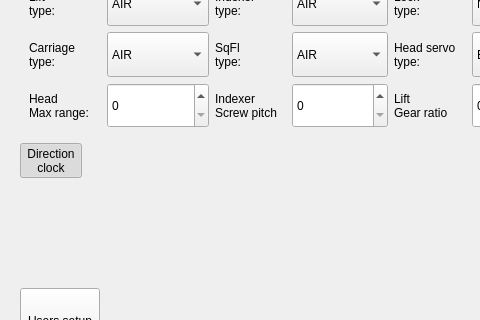
First picture: the form in generalsettingdialog.ui, repository mishkoLitvin/L_Aries-progect, before the edit; both pictures show x 0 to 480 and y 261 to 581 of the 582 by 695 pixel window.
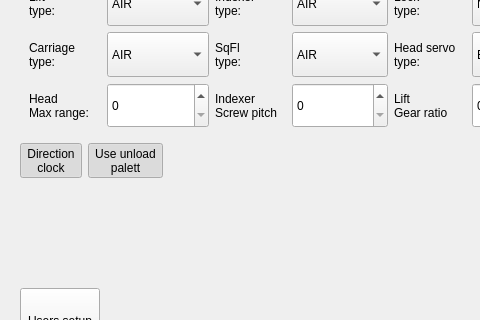
Second picture: the form after the edit. Icons and pictures are not drawn.

Commit message: Unload paletta activation deactivation added

What changed in the file:
```diff
--- a/generalsettingdialog.ui
+++ b/generalsettingdialog.ui
@@ -773,6 +773,33 @@
              </property>
             </widget>
            </item>
+           <item>
+            <widget class="QToolButton" name="pButtonUseUnload">
+             <property name="text">
+              <string>Use unload 
+palett</string>
+             </property>
+             <property name="icon">
+              <iconset>
+               <normaloff>:/new/icons/icons/rotateRight.png</normaloff>:/new/icons/icons/rotateRight.png</iconset>
+             </property>
+             <property name="iconSize">
+              <size>
+               <width>50</width>
+               <height>50</height>
+              </size>
+             </property>
+             <property name="checkable">
+              <bool>true</bool>
+             </property>
+             <property name="checked">
+              <bool>true</bool>
+             </property>
+             <property name="toolButtonStyle">
+              <enum>Qt::ToolButtonTextUnderIcon</enum>
+             </property>
+            </widget>
+           </item>
            <item>
             <spacer name="horizontalSpacer_5">
              <property name="orientation">
```
The commit also changes 8 other files.
